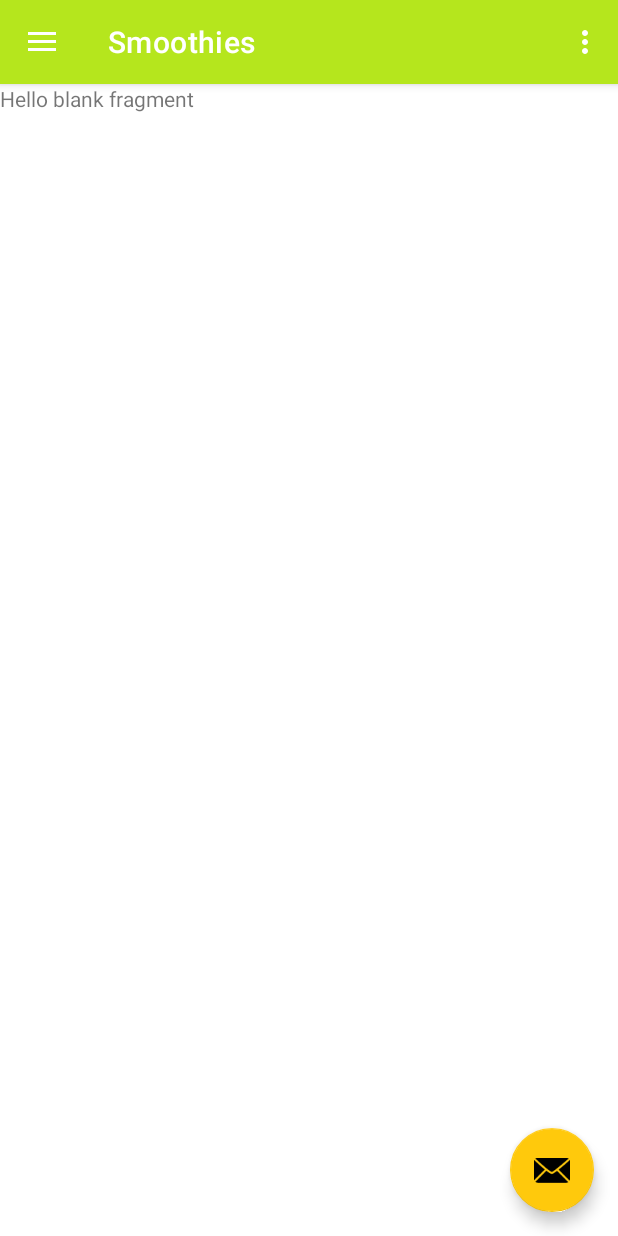
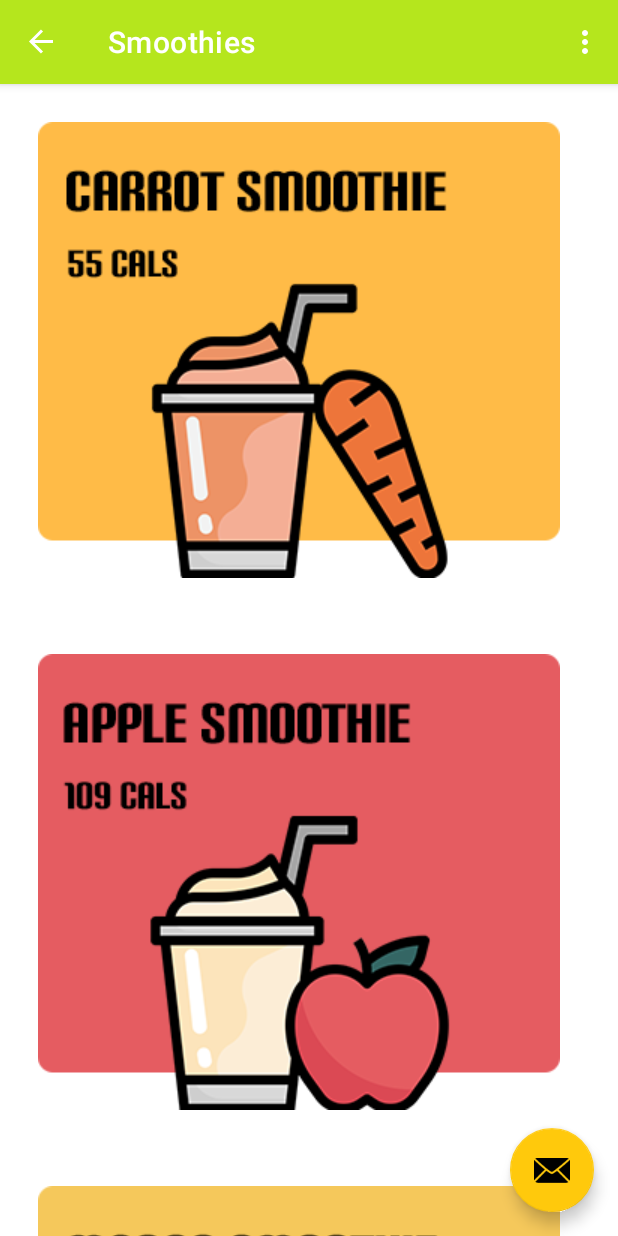
Before and after one commit to ChrisGreenDev/BerryGoodSmoothies, an Android app: the screen it shows after launch (MainActivity), in the side drawer, after a tap on "Smoothies", on a phone screen of 412 x 824 dp. Run offline under Robolectric (Android 15) with nearby library versions, the phone set to English and light mode, and no system bars; our stand-ins replace navigation-ui; Roboto replaces fonts that are not available here.

Commit message:
#20 Images created by me in Photoshop added all image cards to recycler view

```diff
--- a/app/src/main/java/com/example/berrygoodsmoothies/RecyclerView/SmoothieCardsFragment.java
+++ b/app/src/main/java/com/example/berrygoodsmoothies/RecyclerView/SmoothieCardsFragment.java
@@ -9,6 +9,8 @@ import androidx.recyclerview.widget.RecyclerView;
 import android.view.LayoutInflater;
 import android.view.View;
 import android.view.ViewGroup;
+import android.view.animation.Animation;
+import android.widget.Button;
 
 import com.example.berrygoodsmoothies.R;
 import com.example.berrygoodsmoothies.pojo.Smoothie;
@@ -68,16 +70,20 @@ public class SmoothieCardsFragment extends Fragment {
         // Inflate the layout for this fragment
         View view = inflater.inflate(R.layout.fragment_smoothie_cards, container, false);
         ArrayList<Smoothie> smoothie = new ArrayList<>();
-        smoothie.add(new Smoothie(R.drawable.apple));
-        smoothie.add(new Smoothie(R.drawable.banana));
-        smoothie.add(new Smoothie(R.drawable.grape));
-        smoothie.add(new Smoothie(R.drawable.grapefruit));
-        smoothie.add(new Smoothie(R.drawable.mango));
+        smoothie.add(new Smoothie(R.drawable.carrotsc));
+        smoothie.add(new Smoothie(R.drawable.applesc));
+        smoothie.add(new Smoothie(R.drawable.mangosc));
+        smoothie.add(new Smoothie(R.drawable.greensc));
+        smoothie.add(new Smoothie(R.drawable.strawberrysc));
+        smoothie.add(new Smoothie(R.drawable.bananasc));
+        smoothie.add(new Smoothie(R.drawable.limesc));
+        smoothie.add(new Smoothie(R.drawable.pearsc));
 
         RecyclerView recyclerView = view.findViewById(R.id.recycle);
         recyclerView.setLayoutManager(new LinearLayoutManager(getContext()));
         recyclerView.setAdapter(new SmoothieRecyclerViewAdapter(smoothie));
 
+
         return view;
     }
 }
--- a/app/src/main/res/menu/activity_main_drawer.xml
+++ b/app/src/main/res/menu/activity_main_drawer.xml
@@ -9,7 +9,7 @@
             android:icon="@drawable/ic_baseline_home_24"
             android:title="@string/menu_home" />
         <item
-            android:id="@+id/nav_smoothie"
+            android:id="@+id/nav_smoothie_cards"
             android:icon="@drawable/ic_banana_24"
             android:title="@string/menu_smoothie" />
         <item
--- a/app/src/main/res/navigation/mobile_navigation.xml
+++ b/app/src/main/res/navigation/mobile_navigation.xml
@@ -3,7 +3,7 @@
     xmlns:app="http://schemas.android.com/apk/res-auto"
     xmlns:tools="http://schemas.android.com/tools"
     android:id="@+id/mobile_navigation"
-    app:startDestination="@id/nav_smoothie_cards">
+    app:startDestination="@id/nav_home">
     <fragment
         android:id="@+id/nav_home"
         android:name="com.example.berrygoodsmoothies.Fragments.HomeFragment"
@@ -22,6 +22,6 @@
     <fragment
         android:id="@+id/nav_smoothie_cards"
         android:name="com.example.berrygoodsmoothies.RecyclerView.SmoothieCardsFragment"
-        android:label="fragment_smoothie_cards"
+        android:label="Smoothies"
         tools:layout="@layout/fragment_smoothie_cards" />
 </navigation>
```
Also changed, not shown: app/src/main/res/drawable-v24/applesc.png (added), app/src/main/res/drawable-v24/bananasc.png (added), app/src/main/res/drawable-v24/carrotsc.png (added), app/src/main/res/drawable-v24/greensc.png (added), app/src/main/res/drawable-v24/limesc.png (added), app/src/main/res/drawable-v24/mangosc.png (added), app/src/main/res/drawable-v24/pearsc.png (added), app/src/main/res/drawable-v24/strawberrysc.png (added).
